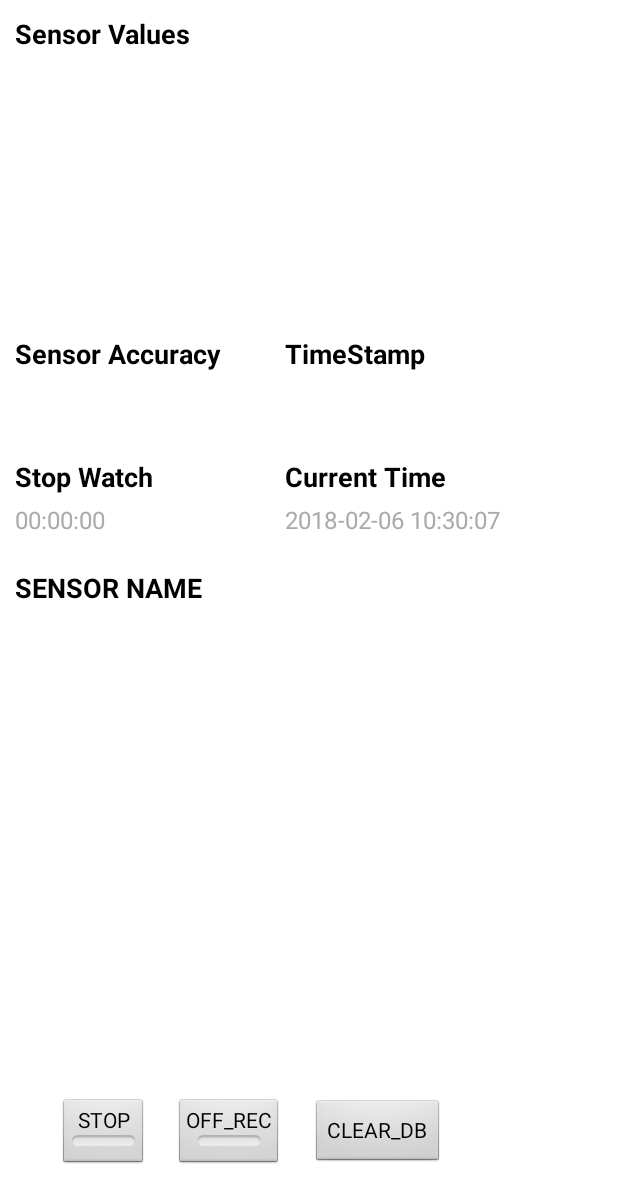
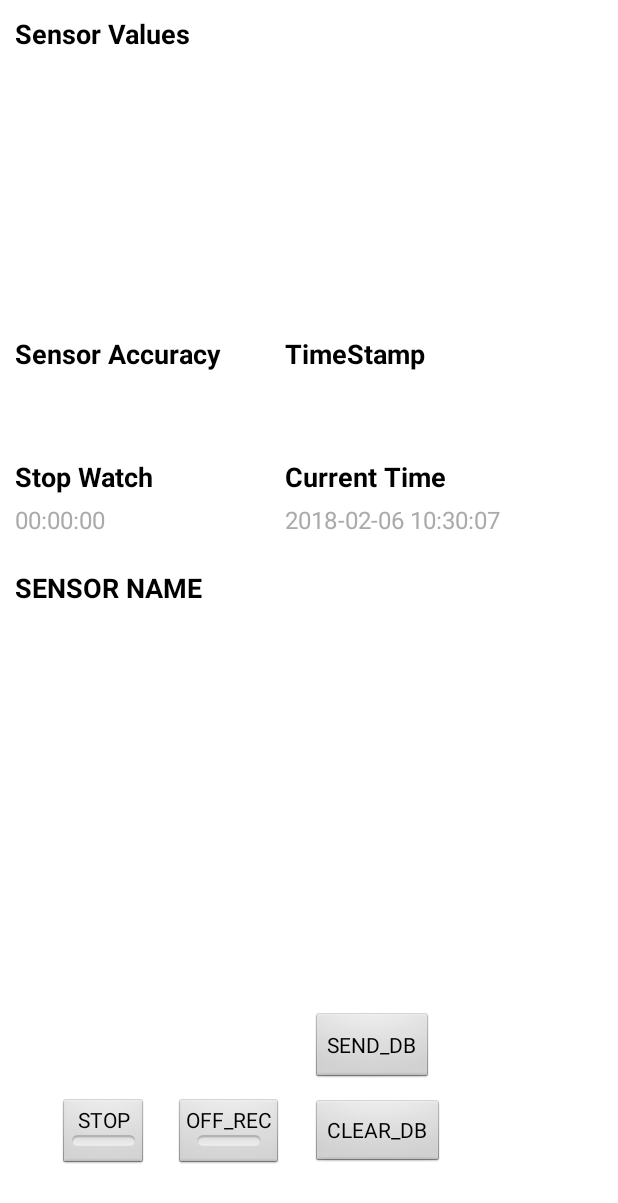
Before and after one commit to dongrim/Sensor, an Android app: the SensorValuesActivity screen opened directly, with no data from a screen before it, on a phone screen of 412 x 824 dp. Shown: the top 1203 px of the screen. Run offline under Robolectric (Android 15) with nearby library versions, the phone set to English and light mode, and no system bars; 1 statement that could not run was skipped.

Commit message:
02.06 / ATTACHMENT DB Finished

```diff
--- a/app/src/main/AndroidManifest.xml
+++ b/app/src/main/AndroidManifest.xml
@@ -50,4 +50,7 @@
 
     </application>
 
+    <uses-permission android:name="android.permission.WRITE_EXTERNAL_STORAGE" />
+    <uses-permission android:name="android.permission.READ_EXTERNAL_STORAGE" />
+
 </manifest>
--- a/app/src/main/res/layout/values_layout.xml
+++ b/app/src/main/res/layout/values_layout.xml
@@ -234,4 +234,14 @@
        android:text="CLEAR_DB"
        />
 
+    <Button
+        android:id="@+id/btn_mail"
+        android:layout_width="wrap_content"
+        android:layout_height="wrap_content"
+        android:layout_above="@+id/btn_clear"
+        android:layout_alignLeft="@+id/btn_clear"
+        android:layout_alignStart="@+id/btn_clear"
+        android:layout_marginBottom="10dp"
+        android:text="SEND_DB" />
+
 </RelativeLayout>
```
Also changed, not shown: app/src/main/java/com/sensorplay/SensorValuesActivity.java (+65 -2 lines), 6 other files.
